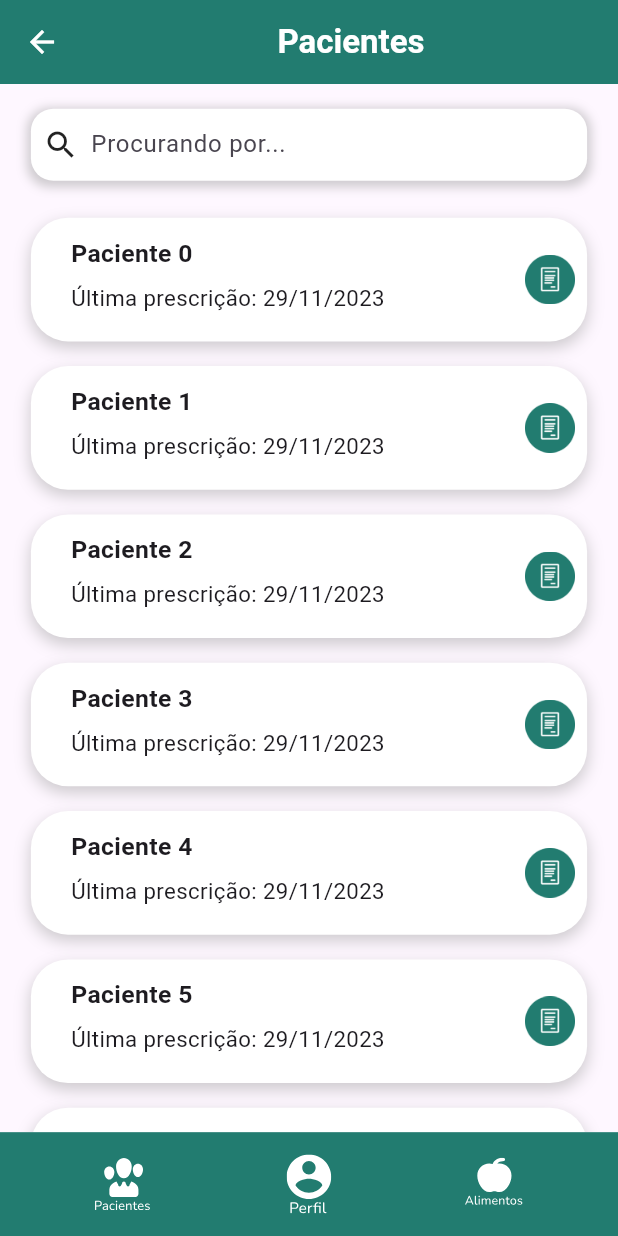
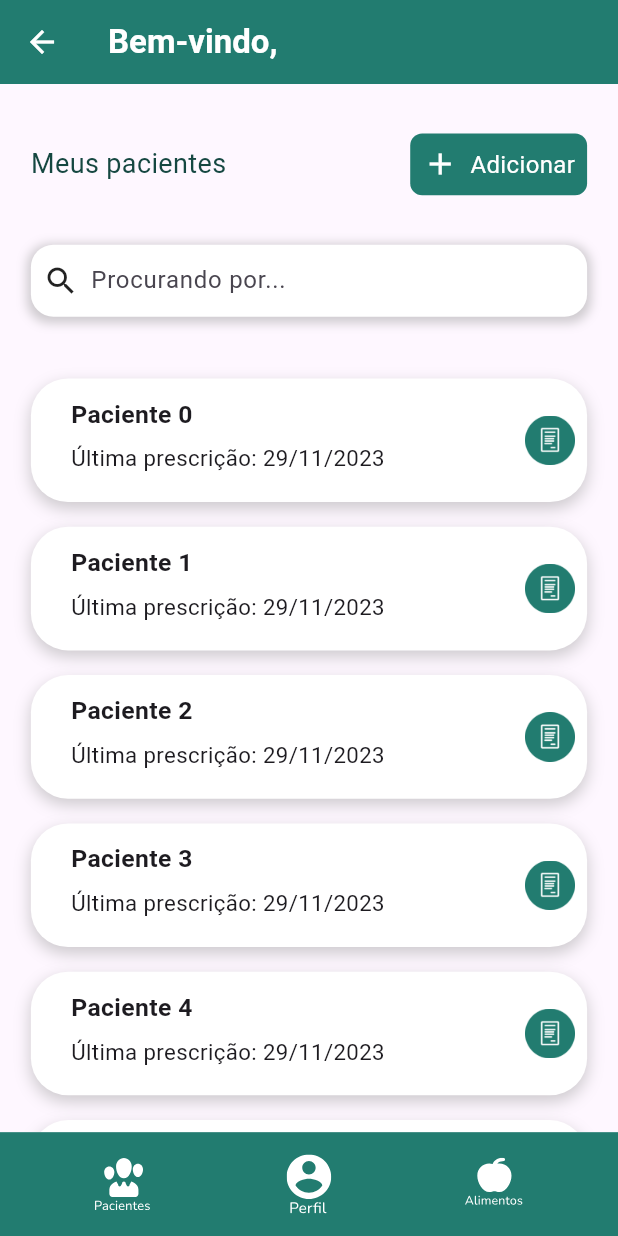
Before and after one commit to WandersoNoleto/NutriGuard, a Flutter app: the HomePage screen opened directly, on a phone screen of 412 x 824 dp. Run offline on Flutter 3.47's test engine with Material 3 defaults, Android fonts, the phone set to English and light mode, and no system bars; our stand-ins replace cloud_firestore, firebase_auth, firebase_core, flutter_svg; accounts and stored records are empty.

Commit message:
add pacient #200

```diff
--- a/lib/screens/homePage.dart
+++ b/lib/screens/homePage.dart
@@ -1,9 +1,13 @@
+import 'package:cloud_firestore/cloud_firestore.dart';
+import 'package:firebase_auth/firebase_auth.dart';
 import 'package:flutter/material.dart';
 import 'package:nutri_guard/colors/colors.dart';
 import 'package:nutri_guard/widgets/pacientCard.dart';
 import 'package:nutri_guard/widgets/navbar.dart';
 import 'package:nutri_guard/widgets/searchBar.dart';
 import 'package:nutri_guard/screens/pacientDetail.dart';
+import 'package:nutri_guard/widgets/customActionButton.dart';
+import 'package:nutri_guard/screens/addPacient.dart';
 
 class HomePage extends StatelessWidget {
   const HomePage({Key? key}) : super(key: key);
@@ -12,41 +16,80 @@ class HomePage extends StatelessWidget {
   Widget build(BuildContext context) {
     double screenHeight = MediaQuery.of(context).size.height;
     double screenWidth = MediaQuery.of(context).size.width;
+    return FutureBuilder<String>(
+      future: _getUserName(),
+      builder: (context, snapshot) {
+        if (snapshot.connectionState == ConnectionState.waiting) {
+          return Scaffold(
+            body: Center(
+              child: CircularProgressIndicator(),
+            ),
+          );
+        } else if (snapshot.hasError) {
+          return Scaffold(
+            body: Center(
+              child: Text('Erro: ${snapshot.error}'),
+            ),
+          );
+        } else {
+          String userName = snapshot.data ?? '';
 
           return Scaffold(
             appBar: AppBar(
               backgroundColor: AppColors.primaryGreen,
-        title: const Center(
-          child: Text(
-            'Pacientes',
+              iconTheme: const IconThemeData(color: AppColors.white),
+              title: Text(
+                'Bem-vindo, $userName',
                 style: TextStyle(
                   fontWeight: FontWeight.bold,
-              color: Colors.white, // Texto em branco
+                  color: Colors.white,
                 ),
               ),
             ),
-        leading: IconButton(
-          icon: const Icon(Icons.arrow_back, color: Colors.white), // Ícone em branco
-          onPressed: () {
-            Navigator.pop(context);
+            body: Column(
+              crossAxisAlignment: CrossAxisAlignment.stretch,
+              children: [
+                SizedBox(height: screenHeight * 0.04),
+                Container(
+                  margin: EdgeInsets.symmetric(horizontal: screenWidth * 0.05),
+                  child: Row(
+                    mainAxisAlignment: MainAxisAlignment.spaceBetween,
+                    children: [
+                      Text(
+                        'Meus pacientes',
+                        style: TextStyle(
+                          fontSize: 18,
+                          fontWeight: FontWeight.w400,
+                          color: AppColors.secondaryGreen,
+                        ),
+                      ),
+                      ActionButton(
+                        label: 'Adicionar',
+                        icon: Icons.add,
+                        width: screenWidth * 0.1,
+                        height: screenHeight * 0.05,
+                        onPressed: (){
+                           Navigator.push(
+                            context,
+                            MaterialPageRoute(
+                              builder: (context) => AddPacientPage(),
+                            ),
+                          );
                         },
                       ),
+                    ],
                   ),
-      body: Column(
-        children: [
-
+                ),
                 Padding(
-            padding: EdgeInsets.symmetric(horizontal: screenWidth * 0.05, vertical: screenHeight * 0.02), // 5% da largura da tela
+                  padding: EdgeInsets.symmetric(horizontal: screenWidth * 0.05, vertical: screenHeight * 0.04),
                   child: const SearchBox(),
                 ),
-
                 Expanded(
                   child: ListView.builder(
                     itemCount: 10,
                     itemBuilder: (context, index) {
                       return GestureDetector(
                         onTap: () {
-                    // Navegar para a PatientDetailsPage com o nome do paciente
                           Navigator.push(
                             context,
                             MaterialPageRoute(
@@ -70,4 +113,21 @@ class HomePage extends StatelessWidget {
             bottomNavigationBar: const Navbar(),
           );
         }
+      },
+    );
   }
+
+  Future<String> _getUserName() async {
+    try {
+      String userId = FirebaseAuth.instance.currentUser?.uid ?? '';
+      DocumentSnapshot userSnapshot = await FirebaseFirestore.instance.collection('users').doc(userId).get();
+      if (userSnapshot.exists) {
+        return userSnapshot['fullName'];
+      }
+      return '';
+    } catch (e) {
+      print('Cant find User: $e');
+      return '';
+    }
+  }
+}
--- a/lib/screens/login.dart
+++ b/lib/screens/login.dart
@@ -4,6 +4,8 @@ import 'package:nutri_guard/screens/register.dart';
 import 'package:nutri_guard/widgets/customButton.dart';
 import 'package:nutri_guard/screens/homePage.dart';
 import 'package:firebase_auth/firebase_auth.dart';
+import 'package:nutri_guard/user_provider.dart';
+import 'package:provider/provider.dart';
 
 
 
@@ -25,6 +27,8 @@ class LoginPage extends StatelessWidget {
       );
 
       if (userCredential.user != null){
+        context.read<UserProvider>().setUser(userCredential.user);
+
         Navigator.push(
         context,
         MaterialPageRoute(builder: (context) => HomePage()),
--- a/lib/widgets/customActionButton.dart
+++ b/lib/widgets/customActionButton.dart
@@ -5,23 +5,26 @@ class ActionButton extends StatelessWidget {
   final String label;
   final IconData? icon;
   final VoidCallback? onPressed;
+  final double? width;
+  final double? height;
 
   const ActionButton({
     Key? key,
     required this.label,
     this.icon,
     this.onPressed,
+    this.width,
+    this.height,
   }) : super(key: key);
 
   @override
   Widget build(BuildContext context) {
-    double screenWidth = MediaQuery.of(context).size.width;
-
     return GestureDetector(
       onTap: onPressed,
       child: Container(
         constraints: BoxConstraints(
-          minWidth: screenWidth * 0.35, // Largura mínima desejada
+          minWidth: width ?? double.infinity,
+          minHeight: height ?? 0,
         ),
         padding: const EdgeInsets.all(8),
         decoration: BoxDecoration(
--- a/pubspec.yaml
+++ b/pubspec.yaml
@@ -39,6 +39,7 @@ dependencies:
   firebase_core: ^2.24.0
   firebase_auth: ^4.15.0
   cloud_firestore: ^4.13.3
+  provider: ^6.1.1
 
 dev_dependencies:
   flutter_test:
```
Also changed, not shown: lib/main.dart (+11 -1 lines), lib/screens/addPacient.dart (added, +232 -0 lines), lib/user_provider.dart (added, +13 -0 lines), pubspec.lock. Lines whose indentation alone changed are shown as unchanged.
